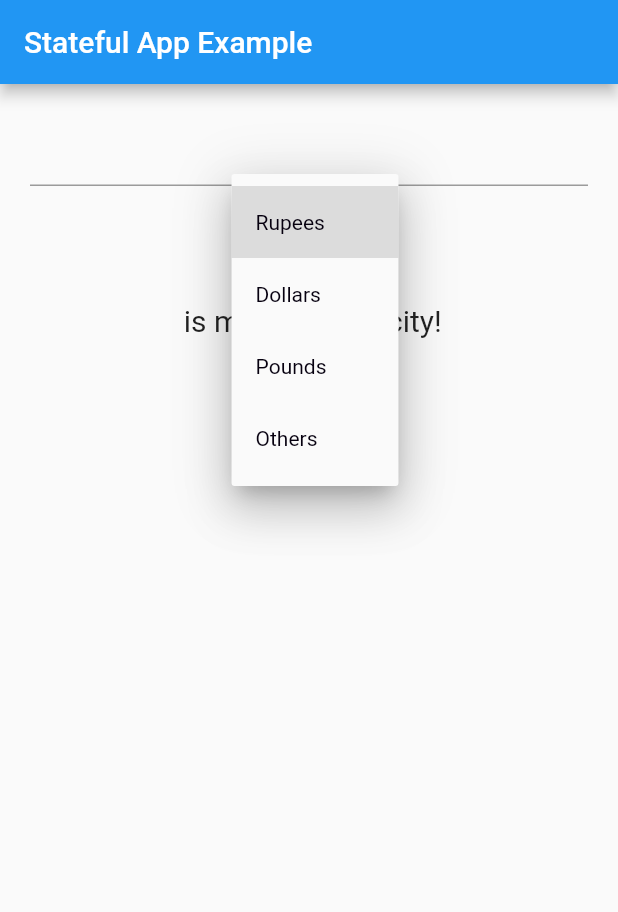
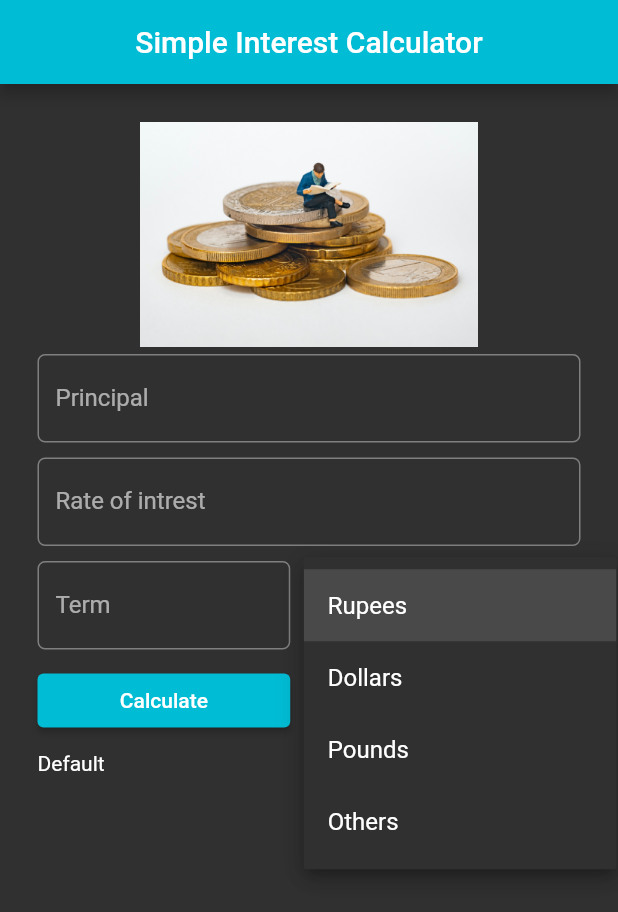
Before and after one commit to chethana15/basic_flutter_app, a Flutter app: the screen it shows after launch, after a tap on "Rupees", on a phone screen of 412 x 824 dp. Shown: the top 912 px of the screen. Run offline on Flutter 3.47's test engine with Material 2 defaults, Android fonts, the phone set to English and light mode, and no system bars; missing offline and left inert: dart:ffi; Roboto replaces fonts that are missing (Georgia).

Commit message:
Completed simple_interest app

```diff
--- a/lib/main.dart
+++ b/lib/main.dart
@@ -1,86 +1,222 @@
+import 'dart:ffi';
+
 import 'package:flutter/material.dart';
+import 'package:flutter/widgets.dart';
 
 void main(){
 
 runApp(
   MaterialApp(
     debugShowCheckedModeBanner: false,
-    title: "Stateful widget app",
-    home: FavCity(),
+    title: "Simple Intrest Calculator",
+    home: SimpleIntrestForm(),
+
+    theme: ThemeData(
+      fontFamily: 'Georgia',
+      brightness: Brightness.dark,
+      primaryColor: Colors.cyan,
+      accentColor: Colors.cyanAccent
+
+      // textTheme: const TextTheme(
+      //   bodyText1: TextStyle(fontSize: )
+      // ),
+    ),
   )
 );
 
 }
 
-class FavCity extends StatefulWidget {
+class SimpleIntrestForm extends StatefulWidget {
 
   @override
-  State<FavCity> createState() => _FavCityState();
+  State<SimpleIntrestForm> createState() => _SimpleIntrestFormState();
 }
 
-class _FavCityState extends State<FavCity> {
+class _SimpleIntrestFormState extends State<SimpleIntrestForm> {
 
-  var cityName = "";
-  var currentItemSelected = 'Rupees';
+final _minimumPadding = 5.0;
+String defaultValue = "Rupees";
+
+TextEditingController principleTextfieldController = TextEditingController();
+TextEditingController roiController = TextEditingController();
+TextEditingController termController = TextEditingController();
+
+String SIresult = "Default";
+
+
   @override
   Widget build(BuildContext context) {
 
-debugPrint("Favourite city widget is created");
+// TextStyle textStyle = Theme.of(context).textTheme.titleSmall;
+    return Scaffold(
 
-    return Scaffold(
-      appBar: AppBar(title: Text("Stateful App Example"),
+      resizeToAvoidBottomInset: false,
+      appBar: AppBar(
+        title:  Text("Simple Interest Calculator"),
+        centerTitle: true,
+        backgroundColor: Theme.of(context).primaryColor,
+
       ),
       body: Container(
-        margin: EdgeInsets.all(20.0),
-      child: Column(children: [
+        margin: EdgeInsets.all(_minimumPadding * 5),
+        child: ListView(
 
-        TextField(
-          onSubmitted: (String userInput){
-            setState(() {
-              debugPrint("Set state is called. It now redraws the FavCity widget");
-                cityName = userInput;
-            });
+          children: <Widget>[
 
-          },
+            getImageAsset(),
+
+            Padding(
+              padding: EdgeInsets.only(top: _minimumPadding, bottom: _minimumPadding),
+              child: TextField(
+              keyboardType: TextInputType.number,
+              controller: principleTextfieldController,
+              decoration: InputDecoration(
+                labelText: 'Principal',
+                hintText: 'Enter principal amount eg. 12000',
+                border: OutlineInputBorder(
+                  borderRadius: BorderRadius.circular(_minimumPadding)
+                )
+              ),
+            )
             ),
 
-       DropdownButton<String> (
-        value: currentItemSelected,
-        icon: const Icon(Icons.arrow_downward),
-        elevation: 16,
-        style: const TextStyle(color: Color.fromARGB(255, 6, 0, 15)),
-      underline: Container(
-        height: 2,
-        color: Color.fromARGB(255, 66, 3, 239),
+            Padding(
+              padding: EdgeInsets.only(top: _minimumPadding, bottom: _minimumPadding),
+              child: TextField(
+              keyboardType: TextInputType.number,
+              controller: roiController,
+              decoration: InputDecoration(
+                labelText: 'Rate of intrest',
+                hintText: 'Enter in  percentage',
+                border: OutlineInputBorder(
+                  borderRadius: BorderRadius.circular(_minimumPadding)
+                )
               ),
+            )
+            ),
+
+            Padding(
+              padding:  EdgeInsets.only(top: _minimumPadding , bottom: _minimumPadding),
+              child:  Row(
+              children: <Widget>[
+
+                Expanded(child: TextField(
+              keyboardType: TextInputType.number,
+              controller: termController,
+              decoration: InputDecoration(
+                labelText: 'Term',
+                hintText: 'Time in year',
+                border: OutlineInputBorder(
+                  borderRadius: BorderRadius.circular(_minimumPadding)
+                )
+              ),
+            )
+            ),
+
+                Container(width: _minimumPadding * 5,),
+
+               Expanded(child: DropdownButton<String>(
+              value: defaultValue,
               onChanged: (String? newValue){
                 setState(() {
-            currentItemSelected = newValue!;
+                  defaultValue = newValue!;
                 });
               },
-        items: <String>["Rupees", "Dollars", "Pounds", "Others"].map<DropdownMenuItem<String>>((String value) {
+              items: <String>["Rupees", "Dollars", "Pounds", "Others"].map<DropdownMenuItem<String>>(
+                (String value){
                   return DropdownMenuItem<String>(
                     value: value,
                     child: Text(value),
                   );
-      }).toList(),
+                }
+              ).toList(),
+             )
+             ),
+              ],
+              )
+              ),
+
+           Padding(
+              padding:  EdgeInsets.only(top: _minimumPadding  , bottom: _minimumPadding),
+              child:  Row(
+              children: <Widget>[
+
+               Expanded(child: ElevatedButton(
+                style: ElevatedButton.styleFrom(
+                  primary: Theme.of(context).primaryColor
+                ) ,
+                onPressed: (){
+                    setState(() {
+                      this.SIresult = calculateSI();
+                    });
+                },
+                child: Text("Calculate"),
+
+                )
+               ),
+
+                Container(width: _minimumPadding * 5,),
+
+               Expanded(child: ElevatedButton(
+                onPressed: (){
+                   setState(() {
+                     reset();
+                   });
+                },
+                style: ElevatedButton.styleFrom(
+                  primary: Theme.of(context).errorColor
+                ) ,
+                child: Text("Reset")
+
+                )
+               ),
+
+              ],
+              )
+              ),
+
+              Padding(
+                 padding:  EdgeInsets.only(top: _minimumPadding , bottom: _minimumPadding),
+                 child: Text(this.SIresult,
+                        style: TextStyle(
 
                         ),
-
-        Padding(padding: EdgeInsets.all(30.0),
-        child: Text(
-          "$cityName is my favourite city!",
-          textDirection: TextDirection.ltr,
-          style: TextStyle(fontSize: 20.0),
                  ),
-        )
-
+                ),
 
           ]
           ),
-    )
+      ),
     );
+  }
+
+  Widget getImageAsset(){
+
+    AssetImage assetImage = AssetImage("images/money.jpg");
+    Image image = Image(image: assetImage, width: 150, height: 150,);
+    return Container(child: image, margin: EdgeInsets.all(_minimumPadding * 0),);
 
 
   }
+  String calculateSI(){
+
+  double principle = double.parse(principleTextfieldController.text);
+  double roi = double.parse(roiController.text);
+  double term = double.parse(termController.text);
+
+  double si =  (principle * term * roi)/100;
+  String result = "You have saved $si $defaultValue for past $term years ";
+
+  return result;
   }
+
+  void reset(){
+    principleTextfieldController.text = "";
+    roiController.text = "";
+    termController.text = "";
+    SIresult = "";
+    defaultValue = "Rupees";
+    return ;
+
+  }
+}
--- a/pubspec.yaml
+++ b/pubspec.yaml
@@ -58,8 +58,8 @@ flutter:
   uses-material-design: true
 
   # To add assets to your application, add an assets section, like this:
-  # assets:
-  #   - images/citrus.jpg
+  assets:
+    - images/money.jpg
   #   - images/oranges.jpg
   #   - images/strawberries.jpg
   #   - images/a_dot_ham.jpeg
```
Also changed, not shown: images/money.jpg (added). Lines whose indentation alone changed are shown as unchanged.
